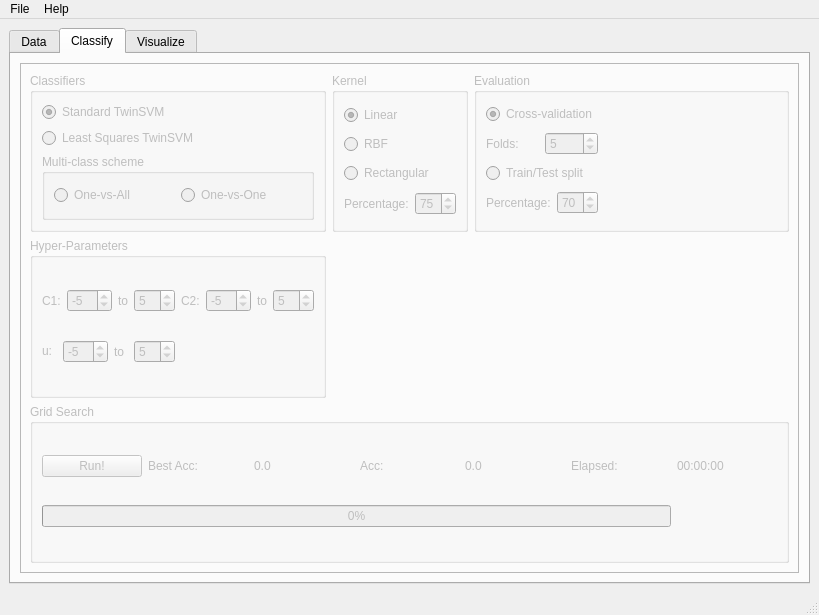
Before: the Qt Designer form libtsvm/ui/GUI-LIBTwinSVM.ui in mir-am/LIBTwinSVM, drawn with Qt 5.
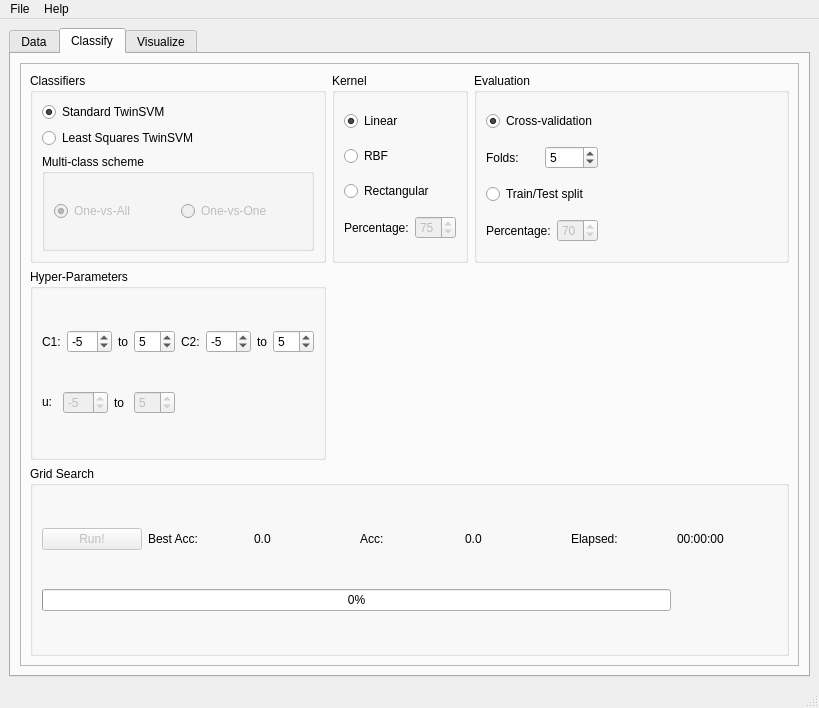
After: the same form once the commit is applied. The open tabs and pages were chosen to show the change. Icons and pictures are not drawn.

Commit message: Getting user selections in classifiy tab.

```diff
--- a/libtsvm/ui/GUI-LIBTwinSVM.ui
+++ b/libtsvm/ui/GUI-LIBTwinSVM.ui
@@ -7,7 +7,7 @@
     <x>0</x>
     <y>0</y>
     <width>819</width>
-    <height>615</height>
+    <height>708</height>
    </rect>
   </property>
   <property name="windowTitle">
@@ -301,7 +301,7 @@
       </widget>
       <widget class="QWidget" name="classify_tab">
        <property name="enabled">
-        <bool>false</bool>
+        <bool>true</bool>
        </property>
        <attribute name="title">
         <string>Classify</string>
@@ -374,6 +374,9 @@
                 </item>
                 <item>
                  <widget class="QSpinBox" name="tt_percentage">
+                  <property name="enabled">
+                   <bool>false</bool>
+                  </property>
                   <property name="minimum">
                    <number>1</number>
                   </property>
@@ -429,7 +432,7 @@
               <item row="2" column="0">
                <widget class="QGroupBox" name="mc_box">
                 <property name="enabled">
-                 <bool>false</bool>
+                 <bool>true</bool>
                 </property>
                 <property name="title">
                  <string>Multi-class scheme</string>
@@ -439,13 +442,22 @@
                   <layout class="QHBoxLayout" name="mc_hz_lay">
                    <item>
                     <widget class="QRadioButton" name="ova_rbtn">
+                     <property name="enabled">
+                      <bool>false</bool>
+                     </property>
                      <property name="text">
                       <string>One-vs-All</string>
                      </property>
+                     <property name="checked">
+                      <bool>true</bool>
+                     </property>
                     </widget>
                    </item>
                    <item>
                     <widget class="QRadioButton" name="ovo_rbtn">
+                     <property name="enabled">
+                      <bool>false</bool>
+                     </property>
                      <property name="text">
                       <string>One-vs-One</string>
                      </property>
@@ -500,6 +512,9 @@
                 </item>
                 <item>
                  <widget class="QSpinBox" name="rect_kernel_percent">
+                  <property name="enabled">
+                   <bool>false</bool>
+                  </property>
                   <property name="minimum">
                    <number>5</number>
                   </property>
@@ -618,6 +633,9 @@
                 </item>
                 <item>
                  <widget class="QSpinBox" name="u_lbound">
+                  <property name="enabled">
+                   <bool>false</bool>
+                  </property>
                   <property name="minimum">
                    <number>-20</number>
                   </property>
@@ -638,6 +656,9 @@
                 </item>
                 <item>
                  <widget class="QSpinBox" name="u_ubound">
+                  <property name="enabled">
+                   <bool>false</bool>
+                  </property>
                   <property name="minimum">
                    <number>1</number>
                   </property>
@@ -676,6 +697,9 @@
               </item>
               <item row="0" column="0">
                <widget class="QPushButton" name="run_btn">
+                <property name="enabled">
+                 <bool>false</bool>
+                </property>
                 <property name="text">
                  <string>Run!</string>
                 </property>
```
The commit also changes 4 other files.
